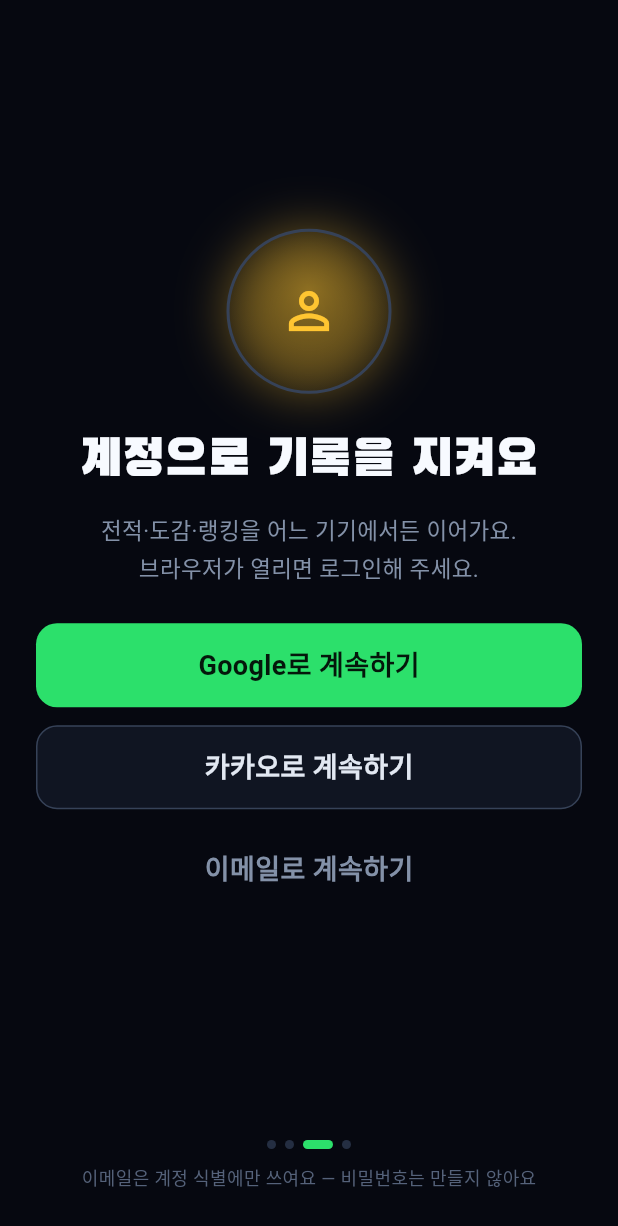
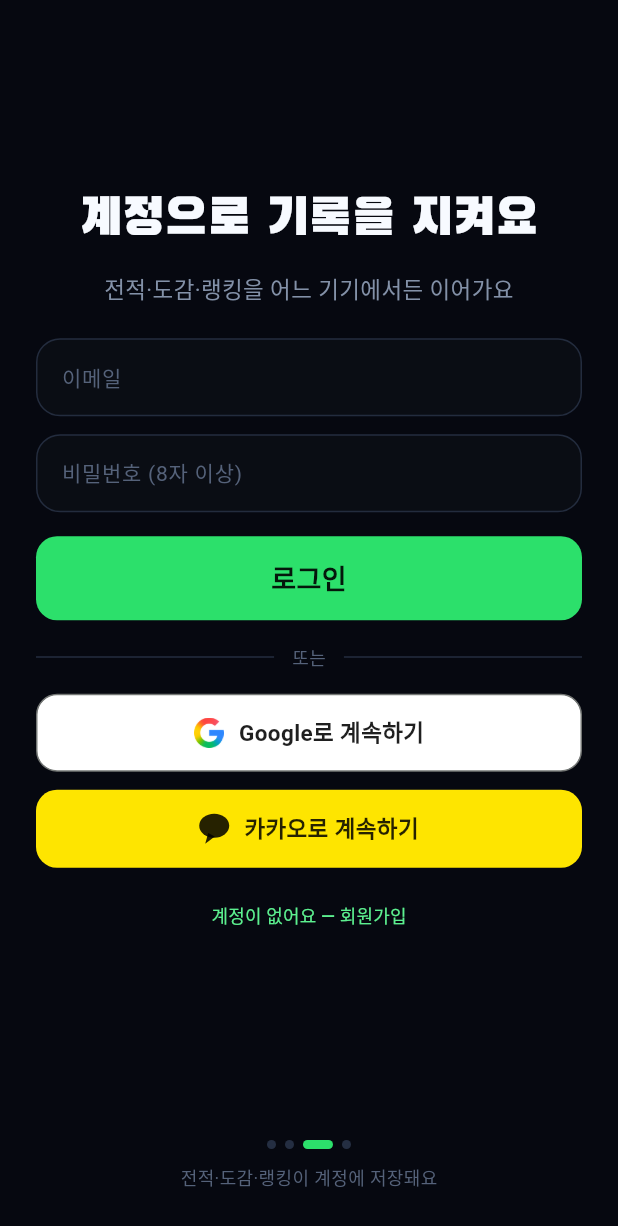
Before and after one commit to madcamp-official/26s-w2-c1-05, a Flutter app: the screen it shows after launch, swiped to page 3, on a phone screen of 412 x 824 dp. Shown: the top 1226 px of the screen. Run offline on Flutter 3.47's test engine with Material 3 defaults, Android fonts, the phone set to English and light mode, and no system bars; our stand-ins replace flutter_dotenv, flutter_riverpod, flutter_secure_storage, flutter_tts, go_router, shared_preferences; missing offline and left inert: flutter_soloud, record; Roboto replaces fonts that are missing (Pretendard).

Commit message:
login update

```diff
--- a/mosimosi/lib/features/onboarding/onboarding_screen.dart
+++ b/mosimosi/lib/features/onboarding/onboarding_screen.dart
@@ -32,8 +32,7 @@
   String? _nicknameError;
   bool _signingIn = false;
   String? _loginError;
-  bool _localMode = false; // 로그인 단계: false=소셜 버튼, true=이메일 폼
-  bool _isSignup = true; // 이메일 폼: 가입 ↔ 로그인 토글
+  bool _isSignup = false; // 이메일 폼: 로그인(기본) ↔ 가입 전환
   final _email = TextEditingController();
   final _password = TextEditingController();
   final _password2 = TextEditingController();
@@ -116,7 +115,9 @@
     } on GameServerException catch (e) {
       if (mounted) {
         setState(() => _loginError = switch (e.statusCode) {
-              409 => '이미 가입된 이메일이에요 — 아래에서 로그인으로 바꿔 보세요',
+              409 => '이미 가입된 이메일이에요 — 아래에서 로그인으로 전환해 주세요',
+              404 => '가입되지 않은 이메일이에요 — 아래 회원가입으로 진행해 주세요\n'
+                  '(구글/카카오로 가입하셨다면 해당 버튼으로 로그인)',
               401 => '이메일 또는 비밀번호가 올바르지 않아요',
               422 => '입력값을 확인해 주세요',
               _ => '서버 오류 — 잠시 후 다시 시도해 주세요',
@@ -369,7 +370,7 @@
     );
   }
 
-  // ---- 3/4 소셜 로그인 ----
+  // ---- 3/4 로그인 (이메일 폼 + 소셜 + 회원가입 전환) ----
   Widget _loginPage() {
     final store = LocalStore.instance;
     final loggedIn = store.hasUser;
@@ -382,13 +383,6 @@
               mainAxisAlignment: MainAxisAlignment.center,
               crossAxisAlignment: CrossAxisAlignment.stretch,
               children: [
-                Center(
-                  child: _heroCircle(
-                      icon: Icons.person_outline,
-                      accent: YbsColor.gold400,
-                      border: YbsColor.borderStrong),
-                ),
-                const SizedBox(height: YbsSpace.s6),
                 const Text('계정으로 기록을 지켜요',
                     textAlign: TextAlign.center,
                     style: TextStyle(
@@ -400,44 +394,14 @@
                 Text(
                     loggedIn
                         ? '이미 ${store.nickname ?? '계정'}으로 로그인돼 있어요'
-                        : _localMode
-                            ? (_isSignup ? '이메일과 비밀번호로 가입해요' : '가입했던 이메일로 로그인해요')
-                            : '전적·도감·랭킹을 어느 기기에서든 이어가요.\n브라우저가 열리면 로그인해 주세요.',
+                        : _isSignup
+                            ? '이메일과 비밀번호로 가입해요'
+                            : '전적·도감·랭킹을 어느 기기에서든 이어가요',
                     textAlign: TextAlign.center,
                     style: const TextStyle(
                         fontSize: 15, height: 1.6, color: YbsColor.textSub)),
-                if (!loggedIn && !_localMode) ...[
-                  const SizedBox(height: YbsSpace.s6),
-                  YbsButton(
-                    label: _signingIn ? '브라우저에서 로그인 중…' : 'Google로 계속하기',
-                    size: YbsButtonSize.lg,
-                    fullWidth: true,
-                    onTap: _signingIn ? null : () => _signIn('google'),
-                  ),
-                  const SizedBox(height: YbsSpace.s3),
-                  YbsButton(
-                    label: _signingIn ? '브라우저에서 로그인 중…' : '카카오로 계속하기',
-                    variant: YbsButtonVariant.secondary,
-                    size: YbsButtonSize.lg,
-                    fullWidth: true,
-                    onTap: _signingIn ? null : () => _signIn('kakao'),
-                  ),
-                  const SizedBox(height: YbsSpace.s3),
-                  YbsButton(
-                    label: '이메일로 계속하기',
-                    variant: YbsButtonVariant.ghost,
-                    size: YbsButtonSize.lg,
-                    fullWidth: true,
-                    onTap: _signingIn
-                        ? null
-                        : () => setState(() {
-                              _localMode = true;
-                              _loginError = null;
-                            }),
-                  ),
-                ],
-                if (!loggedIn && _localMode) ...[
-                  const SizedBox(height: YbsSpace.s6),
+                if (!loggedIn) ...[
+                  const SizedBox(height: YbsSpace.s5),
                   _authField(_email, '이메일',
                       keyboardType: TextInputType.emailAddress),
                   const SizedBox(height: YbsSpace.s3),
@@ -446,18 +410,39 @@
                     const SizedBox(height: YbsSpace.s3),
                     _authField(_password2, '비밀번호 확인', obscure: true),
                   ],
-                  const SizedBox(height: YbsSpace.s5),
+                  if (_loginError != null) ...[
+                    const SizedBox(height: YbsSpace.s2 + 2),
+                    Text(_loginError!,
+                        textAlign: TextAlign.center,
+                        style: const TextStyle(
+                            fontSize: YbsType.micro, color: YbsColor.live400)),
+                  ],
+                  const SizedBox(height: YbsSpace.s4),
                   YbsButton(
                     label: _signingIn ? '처리 중…' : (_isSignup ? '가입하기' : '로그인'),
                     size: YbsButtonSize.lg,
                     fullWidth: true,
                     onTap: _signingIn ? null : _submitLocal,
                   ),
+                  const SizedBox(height: YbsSpace.s4),
+                  Row(children: const [
+                    Expanded(child: Divider(color: YbsColor.borderSoft)),
+                    Padding(
+                      padding: EdgeInsets.symmetric(horizontal: YbsSpace.s3),
+                      child: Text('또는',
+                          style: TextStyle(
+                              fontSize: YbsType.micro,
+                              color: YbsColor.textFaint)),
+                    ),
+                    Expanded(child: Divider(color: YbsColor.borderSoft)),
+                  ]),
+                  const SizedBox(height: YbsSpace.s4),
+                  _googleButton(),
+                  const SizedBox(height: YbsSpace.s3),
+                  _kakaoButton(),
                   const SizedBox(height: YbsSpace.s2),
-                  Row(
-                    mainAxisAlignment: MainAxisAlignment.center,
-                    children: [
-                      TextButton(
+                  Center(
+                    child: TextButton(
                       onPressed: _signingIn
                           ? null
                           : () => setState(() {
@@ -465,32 +450,11 @@
                                 _loginError = null;
                               }),
                       child: Text(
-                            _isSignup ? '이미 계정이 있어요 — 로그인' : '계정이 없어요 — 가입',
+                          _isSignup ? '이미 계정이 있어요 — 로그인' : '계정이 없어요 — 회원가입',
                           style: const TextStyle(
-                                fontSize: YbsType.micro,
-                                color: YbsColor.go400)),
+                              fontSize: YbsType.micro, color: YbsColor.go400)),
                     ),
-                      TextButton(
-                        onPressed: _signingIn
-                            ? null
-                            : () => setState(() {
-                                  _localMode = false;
-                                  _loginError = null;
-                                }),
-                        child: const Text('소셜 로그인으로',
-                            style: TextStyle(
-                                fontSize: YbsType.micro,
-                                color: YbsColor.textSub)),
                   ),
-                    ],
-                  ),
-                ],
-                if (_loginError != null) ...[
-                  const SizedBox(height: YbsSpace.s3),
-                  Text(_loginError!,
-                      textAlign: TextAlign.center,
-                      style: const TextStyle(
-                          fontSize: YbsType.micro, color: YbsColor.live400)),
                 ],
               ],
             ),
@@ -499,10 +463,67 @@
         if (loggedIn)
           _footer(cta: '다음', onTap: _next)
         else
-          _footer(caption: '이메일은 계정 식별에만 쓰여요 — 비밀번호는 만들지 않아요'),
+          _footer(caption: '전적·도감·랭킹이 계정에 저장돼요'),
       ],
     ));
   }
+
+  // ---- 브랜드 로그인 버튼 (Google Identity·카카오 로그인 디자인 가이드 준수) ----
+  Widget _brandButton({
+    required Widget icon,
+    required String label,
+    required Color background,
+    required Color foreground,
+    Color? border,
+    required VoidCallback onTap,
+  }) {
+    return Opacity(
+      opacity: _signingIn ? 0.55 : 1,
+      child: GestureDetector(
+        onTap: _signingIn ? null : onTap,
+        child: Container(
+          height: 52,
+          decoration: BoxDecoration(
+            color: background,
+            borderRadius: BorderRadius.circular(YbsRadius.md),
+            border: border != null ? Border.all(color: border) : null,
+          ),
+          child: Row(
+            mainAxisAlignment: MainAxisAlignment.center,
+            children: [
+              icon,
+              const SizedBox(width: 10),
+              Text(_signingIn ? '브라우저에서 로그인 중…' : label,
+                  style: TextStyle(
+                      fontSize: 15,
+                      fontWeight: FontWeight.w600,
+                      color: foreground)),
+            ],
+          ),
+        ),
+      ),
+    );
+  }
+
+  /// 흰 배경 + 공식 4색 G 로고 + #1F1F1F 텍스트 (Google 가이드의 light 테마).
+  Widget _googleButton() => _brandButton(
+        icon: Image.asset('assets/brand/google_g.png', width: 20, height: 20),
+        label: 'Google로 계속하기',
+        background: Colors.white,
+        foreground: const Color(0xFF1F1F1F),
+        border: const Color(0xFF747775),
+        onTap: () => _signIn('google'),
+      );
+
+  /// #FEE500 배경 + 검정(85%) 말풍선 심볼·텍스트 (카카오 로그인 가이드).
+  Widget _kakaoButton() => _brandButton(
+        icon: const CustomPaint(
+            size: Size(20, 20), painter: _KakaoSymbolPainter()),
+        label: '카카오로 계속하기',
+        background: const Color(0xFFFEE500),
+        foreground: const Color(0xD9000000),
+        onTap: () => _signIn('kakao'),
+      );
 
   Widget _authField(TextEditingController controller, String hint,
       {bool obscure = false, TextInputType? keyboardType}) {
@@ -611,3 +632,27 @@
     ));
   }
 }
+
+/// 카카오 말풍선 심볼 (디자인 가이드: 검정 85%) — 공식 에셋 zip 대신 벡터로 그림.
+class _KakaoSymbolPainter extends CustomPainter {
+  const _KakaoSymbolPainter();
+
+  @override
+  void paint(Canvas canvas, Size size) {
+    final paint = Paint()..color = const Color(0xD9000000);
+    final w = size.width;
+    final h = size.height;
+    // 몸통: 가로로 넓은 타원
+    canvas.drawOval(Rect.fromLTWH(0, 0, w, h * 0.8), paint);
+    // 꼬리: 왼쪽 아래로 뾰족하게
+    final tail = Path()
+      ..moveTo(w * 0.30, h * 0.64)
+      ..lineTo(w * 0.20, h)
+      ..lineTo(w * 0.52, h * 0.76)
+      ..close();
+    canvas.drawPath(tail, paint);
+  }
+
+  @override
+  bool shouldRepaint(covariant CustomPainter oldDelegate) => false;
+}
--- a/mosimosi/pubspec.yaml
+++ b/mosimosi/pubspec.yaml
@@ -31,6 +31,7 @@
   uses-material-design: true
   assets:
     - .env
+    - assets/brand/
   # 디자인 시스템 지정 폰트 (모두 SIL OFL): display/body/numeric
   fonts:
     - family: BlackHanSans
```
Also changed, not shown: mosimosi/assets/brand/google_g.png (added), 1 other file. Lines whose indentation alone changed are shown as unchanged.
